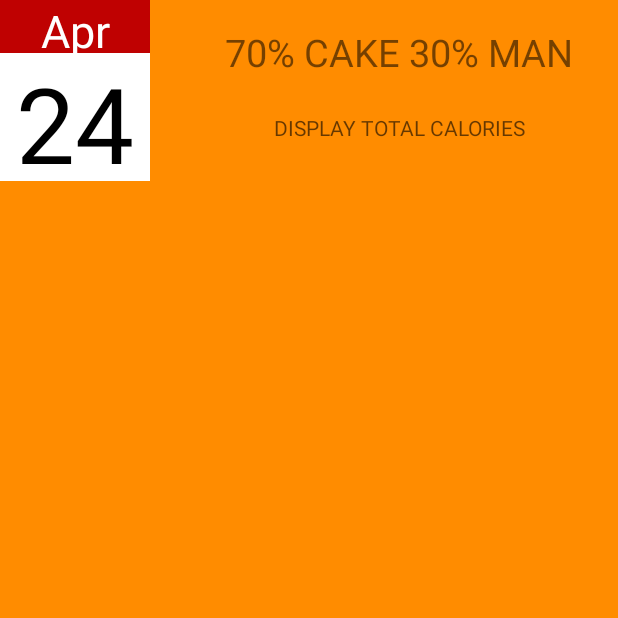
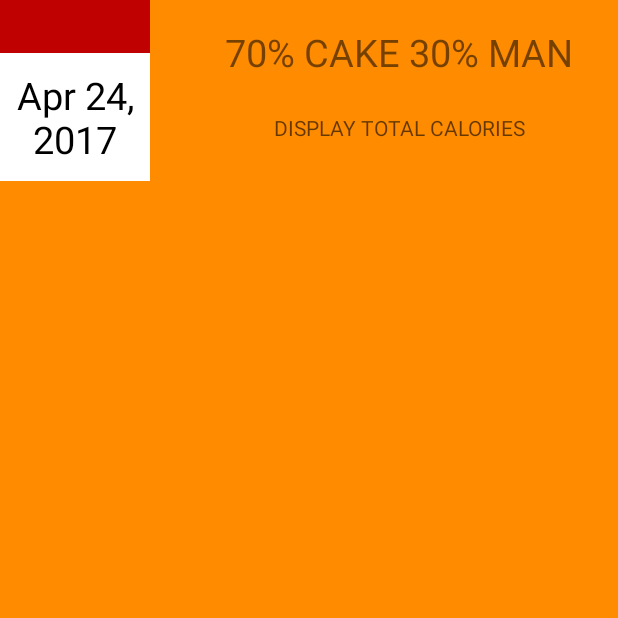
Before and after one commit to IanTennyson/Project2-FoodManagerApp, an Android app: the FoodTrackerActivity screen opened directly, with no data from a screen before it, on a phone screen of 412 x 824 dp, the top half of it. Run offline under Robolectric (Android 15) with nearby library versions, the phone set to English and light mode, and no system bars.

Commit message:
everything currently working about to restructure everything so might need to revert to this if it doesnt work

```diff
--- a/app/src/main/java/example/codeclan/com/myfoodtracker/Food.java
+++ b/app/src/main/java/example/codeclan/com/myfoodtracker/Food.java
@@ -11,29 +11,29 @@ import java.util.Date;
  */
 
 public class Food implements Serializable {
-    private String month;
-    private String day;
+    private String date;
+//    private String day;
     private String journal;
     private MealType meal;
     private String food;
     private int calories;
 
-    public Food (String month, String day, String journal, MealType meal, String food, int calories){
-        this.month = month;
-        this.day = day;
+    public Food (String date, String journal, MealType meal, String food, int calories){
+        this.date = date;
+//        this.day = day;
         this.journal = journal;
         this.meal = meal;
         this.food = food;
         this.calories = calories;
     }
 
-    public String getMonth(){
-        return this.month;
+    public String getDate(){
+        return this.date;
     }
 
-    public String getDay(){
-        return this.day;
-    }
+//    public String getDay(){
+//        return this.day;
+//    }
 
     public String getJournal(){
         return this.journal;
--- a/app/src/main/java/example/codeclan/com/myfoodtracker/FoodTrackerAdapter.java
+++ b/app/src/main/java/example/codeclan/com/myfoodtracker/FoodTrackerAdapter.java
@@ -31,11 +31,11 @@ public class FoodTrackerAdapter extends ArrayAdapter<Food> {
 
         Food currentFood = getItem(position);
 
-        TextView month = (TextView) listItemView.findViewById(R.id.month);
-        month.setText(currentFood.getMonth());
+        TextView month = (TextView) listItemView.findViewById(R.id.date);
+        month.setText(currentFood.getDate());
 
-        TextView day = (TextView) listItemView.findViewById(R.id.day);
-        day.setText(currentFood.getDay());
+//        TextView day = (TextView) listItemView.findViewById(R.id.day);
+//        day.setText(currentFood.getDay());
 
         TextView title = (TextView) listItemView.findViewById(R.id.journal);
         title.setText(currentFood.getJournal());
--- a/app/src/main/res/layout/activity_launcher.xml
+++ b/app/src/main/res/layout/activity_launcher.xml
@@ -35,10 +35,9 @@
         android:text="Enter"
         android:layout_width="wrap_content"
         android:layout_height="wrap_content"
-        android:layout_alignParentBottom="true"
+        android:layout_below="@+id/user_name"
         android:layout_centerHorizontal="true"
-        android:layout_marginBottom="104dp"
-        />
+        android:layout_marginTop="37dp" />
 
 
 </RelativeLayout>
--- a/app/src/main/res/layout/food_items.xml
+++ b/app/src/main/res/layout/food_items.xml
@@ -14,7 +14,7 @@
 
 
     <TextView
-        android:id="@+id/month"
+
 
 
         android:layout_width="100dp"
@@ -27,11 +27,12 @@
         />
 
         <TextView
-            android:id="@+id/day"
+            android:id="@+id/date"
+
 
             android:layout_width="100dp"
             android:layout_height="85dp"
-            android:textSize="70dp"
+            android:textSize="25dp"
             android:textAlignment="center"
             android:layout_marginRight="20dp"
             android:textColor="#000000"
```
Also changed, not shown: app/src/main/java/example/codeclan/com/myfoodtracker/Day.java (added, +34 -0 lines), app/src/main/java/example/codeclan/com/myfoodtracker/EatActivity.java (+7 -5 lines), app/src/main/java/example/codeclan/com/myfoodtracker/FoodPlan.java (added, +23 -0 lines), 2 other files.
